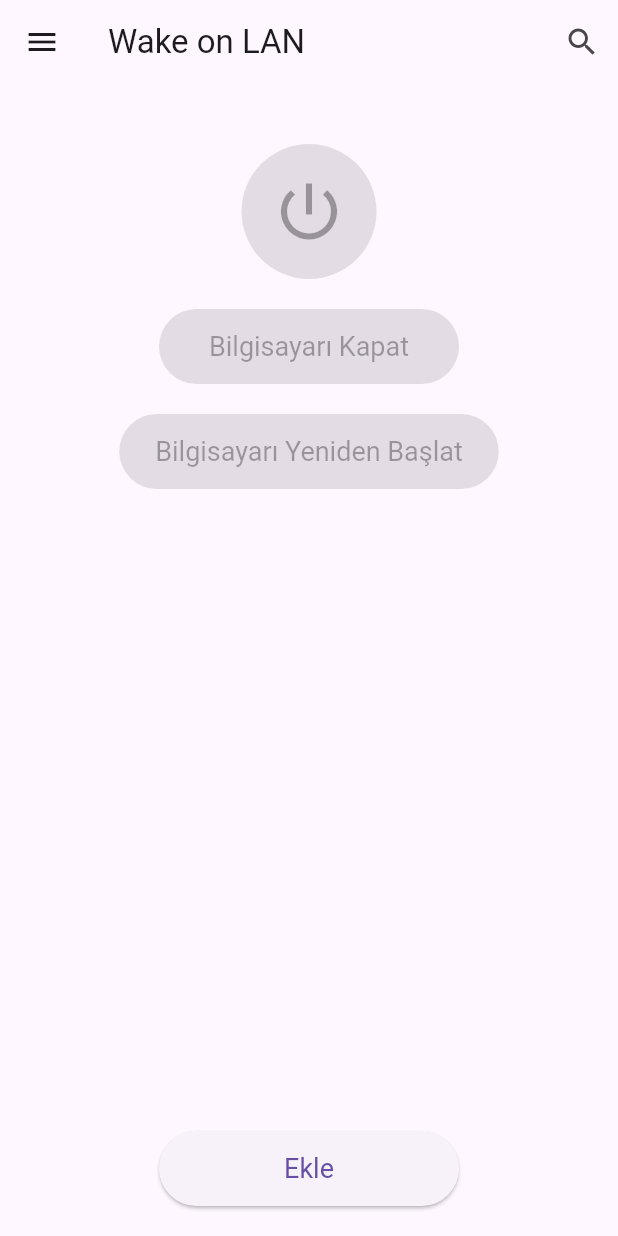
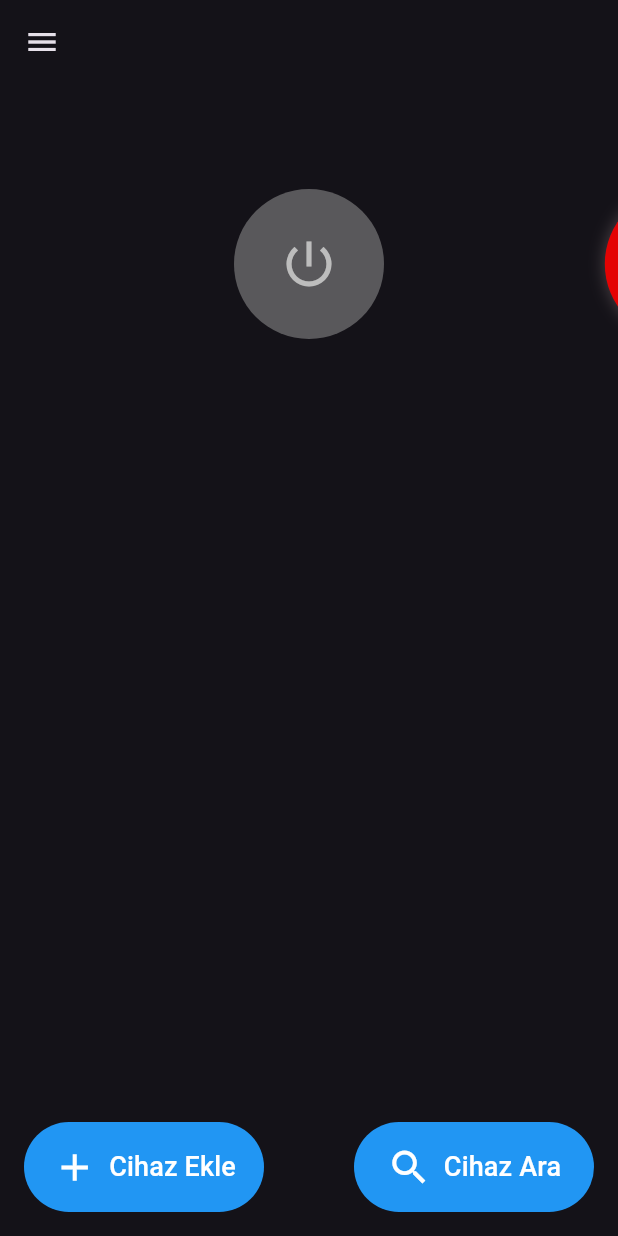
Before and after one commit to Hakanyrl/wake_on, a Flutter app: the screen it shows after launch, on a phone screen of 412 x 824 dp. Run offline on Flutter 3.47's test engine with Material 3 defaults, Android fonts, the phone set to English and light mode, and no system bars; our stand-ins replace shared_preferences.

Commit message:
visual interface update

```diff
--- a/lib/main.dart
+++ b/lib/main.dart
@@ -4,7 +4,6 @@ import 'dart:typed_data';
 import 'dart:convert';
 import 'package:shared_preferences/shared_preferences.dart';
 import 'package:http/http.dart' as http;
-import 'package:vibration/vibration.dart';
 
 void main() {
   runApp(const WakeOnLanApp());
@@ -16,8 +15,9 @@ class WakeOnLanApp extends StatelessWidget {
   @override
   Widget build(BuildContext context) {
     return MaterialApp(
-      title: 'Wake on LAN',
+      title: 'Wake On Lan',
       theme: ThemeData(
+        brightness: Brightness.dark, // Arka planı koyu yapmak için
         primarySwatch: Colors.blue,
       ),
       home: const HomeScreen(),
@@ -84,6 +84,9 @@ class _HomeScreenState extends State<HomeScreen>
   late AnimationController _controller;
   late Animation<double> _animation;
   bool buttonPressed = false;
+  PageController _pageController =
+      PageController(viewportFraction: 0.6); // Daha akıcı kaydırma için
+  int _currentPage = 1; // Ortadaki buton
 
   @override
   void initState() {
@@ -117,7 +120,6 @@ class _HomeScreenState extends State<HomeScreen>
       });
     }
 
-    // Son seçilen cihazı yükleme
     if (selectedDeviceString != null) {
       final Map<String, dynamic> selectedDeviceJson =
           jsonDecode(selectedDeviceString);
@@ -133,7 +135,6 @@ class _HomeScreenState extends State<HomeScreen>
         jsonEncode(devices.map((device) => device.toJson()).toList());
     await prefs.setString('devices', devicesString);
 
-    // Seçilen cihazı kaydetme
     if (selectedDevice != null) {
       final String selectedDeviceString = jsonEncode(selectedDevice!.toJson());
       await prefs.setString('selectedDevice', selectedDeviceString);
@@ -150,26 +151,23 @@ class _HomeScreenState extends State<HomeScreen>
   Future<void> _scanDevices() async {
     const int startRange = 1;
     const int endRange = 254;
-    String subnet = "192.168.1."; // Ağınızdaki subnet
+    String subnet = "192.168.1.";
     List<Future<void>> futures = [];
 
-    // Aynı anda birden fazla isteği paralel olarak yapmak için Future.wait kullanıyoruz
     for (int i = startRange; i <= endRange; i++) {
       String ip = '$subnet$i';
       futures.add(_checkDevice(ip));
     }
 
-    await Future.wait(futures); // Tüm paralel işlemlerin tamamlanmasını bekler
+    await Future.wait(futures);
     _saveDevices();
   }
 
-// Tek bir IP adresini kontrol etmek için kullanılan fonksiyon
   Future<void> _checkDevice(String ip) async {
     try {
-      // Timeout süresini kısa tutarak hızlı bir tarama yapıyoruz
       final response = await http
           .get(Uri.parse('http://$ip:3000/info'))
-          .timeout(const Duration(seconds: 1)); // 1 saniyelik zaman aşımı
+          .timeout(const Duration(seconds: 1));
 
       if (response.statusCode == 200) {
         final deviceData = jsonDecode(response.body);
@@ -187,7 +185,6 @@ class _HomeScreenState extends State<HomeScreen>
         });
       }
     } catch (e) {
-      // Eğer istek başarısız olursa veya zaman aşımına uğrarsa bir şey yapmıyoruz
       print('Cihaz bulunamadı: $ip');
     }
   }
@@ -211,11 +208,6 @@ class _HomeScreenState extends State<HomeScreen>
     List<int> magicPacket = List.filled(6, 0xFF) +
         List.filled(16, macBytes).expand((x) => x).toList();
 
-    print("Magic Packet: $magicPacket");
-    print("MAC Address: $normalizedMac");
-    print("Broadcast Address: $broadcastAddress");
-    print("Port: $port");
-
     try {
       await RawDatagramSocket.bind(InternetAddress.anyIPv4, 0).then((socket) {
         socket.broadcastEnabled = true;
@@ -227,7 +219,6 @@ class _HomeScreenState extends State<HomeScreen>
         );
 
         socket.close();
-        print("Wake on LAN paketi başarıyla gönderildi!");
       }).catchError((error) {
         print("UDP paket gönderim hatası: ${error.toString()}");
       });
@@ -281,13 +272,8 @@ class _HomeScreenState extends State<HomeScreen>
   Widget build(BuildContext context) {
     return Scaffold(
       appBar: AppBar(
-        title: const Text('Wake on LAN'),
-        actions: [
-          IconButton(
-            icon: const Icon(Icons.search),
-            onPressed: _scanDevices, // "Cihaz Ara" butonu
-          ),
-        ],
+        title: const Text(''), // Başlık boş bırakıldı
+        centerTitle: false, // Başlığı ortaya hizalayabilirsiniz (isteğe bağlı)
       ),
       drawer: Drawer(
         child: Column(
@@ -350,17 +336,23 @@ class _HomeScreenState extends State<HomeScreen>
             Padding(
               padding: const EdgeInsets.all(16.0),
               child: Text(
-                'Uygulama Sürümü: 1.0.1',
+                'Uygulama Sürümü: 0.1.1',
                 style: TextStyle(color: Colors.grey[600]),
               ),
             ),
           ],
         ),
       ),
-      body: Center(
+      body: Column(
+        mainAxisAlignment: MainAxisAlignment.spaceBetween,
+        children: [
+          // Üst kısım: Seçili cihaz ve diğer içerikler
+          Expanded(
+            child: SingleChildScrollView(
               child: Column(
-          mainAxisAlignment: MainAxisAlignment.center,
+                mainAxisAlignment: MainAxisAlignment.start,
                 children: [
+                  const SizedBox(height: 30),
                   if (selectedDevice != null)
                     Column(
                       children: [
@@ -373,7 +365,8 @@ class _HomeScreenState extends State<HomeScreen>
                           padding: const EdgeInsets.all(10),
                           decoration: BoxDecoration(
                             borderRadius: BorderRadius.circular(10),
-                      color: Color(selectedDevice!.colorValue).withOpacity(0.2),
+                            color: Color(selectedDevice!.colorValue)
+                                .withOpacity(0.2),
                           ),
                           child: Column(
                             children: [
@@ -396,71 +389,42 @@ class _HomeScreenState extends State<HomeScreen>
                       ],
                     ),
                   const SizedBox(height: 40),
-            AnimatedBuilder(
-              animation: _animation,
-              builder: (context, child) {
-                return Transform.scale(
-                  scale: _animation.value * 0.1 + 1.0,
-                  child: ElevatedButton(
-                    onPressed: selectedDevice == null || isSending
-                        ? null
-                        : () {
-                            _sendWakeOnLan(
-                              selectedDevice!.mac,
-                              selectedDevice!.ip,
-                              int.parse(selectedDevice!.port),
-                            );
+                  SizedBox(
+                    height: 100,
+                    child: PageView.builder(
+                      controller: _pageController,
+                      itemCount: 3,
+                      onPageChanged: (int index) {
+                        setState(() {
+                          _currentPage = index;
+                        });
                       },
-                    child: Icon(
-                      buttonPressed ? Icons.check : Icons.power_settings_new,
-                      size: 50,
-                    ),
-                    style: ElevatedButton.styleFrom(
-                      padding: const EdgeInsets.all(20),
-                      shape: const CircleBorder(),
-                    ),
-                  ),
+                      itemBuilder: (context, index) {
+                        bool isActive = index == _currentPage;
+                        return CircularButton(
+                          icon: getIconForIndex(index),
+                          isActive: isActive,
+                          onPressed:
+                              isActive ? () => _onButtonPressed(index) : null,
                         );
                       },
                     ),
-            const SizedBox(height: 20),
-
-            // Bilgisayarı kapatma butonu
-            ElevatedButton(
-              onPressed: selectedDevice == null
-                  ? null
-                  : () {
-                      _shutdownComputer(selectedDevice!.ping);
-                    },
-              style: ElevatedButton.styleFrom(
-                minimumSize: const Size(200, 50),
-                textStyle: const TextStyle(fontSize: 18),
                   ),
-              child: const Text('Bilgisayarı Kapat'),
+                ],
               ),
-            const SizedBox(height: 20),
-
-            // Bilgisayarı yeniden başlatma butonu
-            ElevatedButton(
-              onPressed: selectedDevice == null
-                  ? null
-                  : () {
-                      _restartComputer(selectedDevice!.ping);
-                    },
-              style: ElevatedButton.styleFrom(
-                minimumSize: const Size(200, 50),
-                textStyle: const TextStyle(fontSize: 18),
             ),
-              child: const Text('Bilgisayarı Yeniden Başlat'),
           ),
-            Expanded(child: Container()),
+          // Alt kısım: Butonlar
           Padding(
-              padding: const EdgeInsets.only(bottom: 20),
-              child: ElevatedButton(
-                style: ElevatedButton.styleFrom(
-                  minimumSize: const Size(200, 50),
-                  textStyle: const TextStyle(fontSize: 18),
-                ),
+            padding:
+                const EdgeInsets.only(bottom: 16.0, left: 16.0, right: 16.0),
+            child: Row(
+              mainAxisAlignment: MainAxisAlignment.spaceBetween,
+              children: [
+                // Sol aşağıdaki "Cihaz Ekle" butonu
+                SizedBox(
+                  width: 160,
+                  child: TextButton.icon(
                     onPressed: () async {
                       final result = await Navigator.push(
                         context,
@@ -474,10 +438,119 @@ class _HomeScreenState extends State<HomeScreen>
                         _saveDevices();
                       }
                     },
-                child: const Text('Ekle'),
+                    icon: const Icon(Icons.add, size: 30),
+                    label: const Text(
+                      "Cihaz Ekle",
+                      style: TextStyle(fontSize: 18),
+                    ),
+                    style: TextButton.styleFrom(
+                      foregroundColor: Colors.white,
+                      backgroundColor: Colors.blue,
+                      padding: const EdgeInsets.symmetric(vertical: 15),
+                    ),
+                  ),
+                ),
+                // Sağ aşağıdaki "Cihaz Ara" butonu
+                SizedBox(
+                  width: 160,
+                  child: TextButton.icon(
+                    onPressed: _scanDevices,
+                    icon: const Icon(Icons.search_sharp, size: 30),
+                    label: const Text(
+                      "Cihaz Ara",
+                      style: TextStyle(fontSize: 18),
+                    ),
+                    style: TextButton.styleFrom(
+                      foregroundColor: Colors.white,
+                      backgroundColor: Colors.blue,
+                      padding: const EdgeInsets.symmetric(vertical: 15),
+                    ),
                   ),
                 ),
               ],
+            ),
+          ),
+        ],
+      ),
+    );
+  }
+
+  IconData getIconForIndex(int index) {
+    switch (index) {
+      case 0:
+        return Icons.power_settings_new;
+      case 1:
+        return Icons.restart_alt;
+      case 2:
+        return Icons.power_off;
+      default:
+        return Icons.help;
+    }
+  }
+
+  void _onButtonPressed(int index) {
+    if (selectedDevice == null) {
+      print("Lütfen önce bir cihaz seçin.");
+      return;
+    }
+
+    switch (index) {
+      case 0:
+        print('Wake on LAN butonu tıklandı');
+        _sendWakeOnLan(selectedDevice!.mac, selectedDevice!.ip,
+            int.parse(selectedDevice!.port));
+
+        break;
+      case 1:
+        print('Yeniden Başlat butonu tıklandı');
+        _restartComputer(selectedDevice!.ping);
+        break;
+      case 2:
+        print('Kapat butonu tıklandı');
+        _shutdownComputer(selectedDevice!.ping);
+        break;
+    }
+  }
+}
+
+class CircularButton extends StatelessWidget {
+  final IconData icon;
+  final bool isActive;
+  final VoidCallback? onPressed;
+
+  const CircularButton({
+    super.key,
+    required this.icon,
+    required this.isActive,
+    this.onPressed,
+  });
+
+  @override
+  Widget build(BuildContext context) {
+    return GestureDetector(
+      onTap: onPressed,
+      child: AnimatedContainer(
+        duration: const Duration(milliseconds: 300),
+        width: isActive ? 80 : 70, // Seçildiğinde biraz büyütülmüş boyut
+        height: isActive ? 80 : 70,
+        decoration: BoxDecoration(
+          shape: BoxShape.circle,
+          color: isActive
+              ? const Color.fromARGB(255, 228, 3, 3)
+              : Colors.grey.withOpacity(0.5),
+          boxShadow: isActive
+              ? [
+                  BoxShadow(
+                      color: const Color.fromARGB(66, 202, 177, 177),
+                      blurRadius: 8,
+                      spreadRadius: 1)
+                ]
+              : [], // Aktif olan buton gölgeli olacak
+        ),
+        child: Icon(
+          icon,
+          size: 40, // İkonun boyutu sabit kalacak
+          color: isActive ? Colors.white : Colors.grey[400],
         ),
       ),
     );
@@ -510,7 +583,7 @@ class _AddDeviceScreenState extends State<AddDeviceScreen> {
     Colors.cyan.value,
   ];
 
-  int selectedColorValue = Colors.blue.value; // Varsayılan renk
+  int selectedColorValue = Colors.blue.value;
 
   @override
   void initState() {
@@ -532,9 +605,12 @@ class _AddDeviceScreenState extends State<AddDeviceScreen> {
       appBar: AppBar(
         title: Text(widget.device == null ? 'Cihaz Ekle' : 'Cihazı Düzenle'),
       ),
-      body: Padding(
+      body: Column(
+        children: [
+          Expanded(
+            child: SingleChildScrollView(
               padding: const EdgeInsets.all(16.0),
-        child: ListView(
+              child: Column(
                 children: <Widget>[
                   TextField(
                     controller: nameController,
@@ -594,8 +670,13 @@ class _AddDeviceScreenState extends State<AddDeviceScreen> {
                       });
                     },
                   ),
-            const SizedBox(height: 20),
-            ElevatedButton(
+                ],
+              ),
+            ),
+          ),
+          Padding(
+            padding: const EdgeInsets.all(16.0),
+            child: ElevatedButton(
               onPressed: () {
                 if (nameController.text.isNotEmpty &&
                     macController.text.isNotEmpty &&
@@ -613,10 +694,14 @@ class _AddDeviceScreenState extends State<AddDeviceScreen> {
                   Navigator.pop(context, newDevice);
                 }
               },
+              style: ElevatedButton.styleFrom(
+                minimumSize: const Size(200, 50),
+                textStyle: const TextStyle(fontSize: 18),
+              ),
               child: const Text('Kaydet'),
             ),
+          ),
         ],
-        ),
       ),
     );
   }
--- /dev/null
+++ b/lib/models/device.dart
@@ -0,0 +1,43 @@
+class Device {
+  String name;
+  String mac;
+  String ip;
+  String ping;
+  String port;
+  int colorValue;
+  bool isSelected;
+
+  Device({
+    required this.name,
+    required this.mac,
+    required this.ip,
+    required this.ping,
+    required this.port,
+    required this.colorValue,
+    this.isSelected = false,
+  });
+
+  Map<String, dynamic> toJson() {
+    return {
+      'name': name,
+      'mac': mac,
+      'ip': ip,
+      'ping': ping,
+      'port': port,
+      'color': colorValue,
+      'isSelected': isSelected,
+    };
+  }
+
+  static Device fromJson(Map<String, dynamic> json) {
+    return Device(
+      name: json['name'],
+      mac: json['mac'],
+      ip: json['ip'],
+      ping: json['ping'],
+      port: json['port'],
+      colorValue: json['color'],
+      isSelected: json['isSelected'] ?? false,
+    );
+  }
+}
--- /dev/null
+++ b/lib/screens/home_screen.dart
@@ -0,0 +1,37 @@
+import 'package:flutter/material.dart';
+import '../models/device.dart';
+import '../services/device_service.dart';
+import 'add_device_screen.dart';
+
+class HomeScreen extends StatefulWidget {
+  const HomeScreen({super.key});
+
+  @override
+  _HomeScreenState createState() => _HomeScreenState();
+}
+
+class _HomeScreenState extends State<HomeScreen> {
+  List<Device> devices = [];
+  Device? selectedDevice;
+  bool isSending = false;
+  late DeviceService deviceService;
+
+  @override
+  void initState() {
+    super.initState();
+    deviceService = DeviceService();
+    _loadDevices();
+  }
+
+  Future<void> _loadDevices() async {
+    devices = await deviceService.loadDevices();
+    setState(() {});
+  }
+
+  @override
+  Widget build(BuildContext context) {
+    return Scaffold(
+        // Mevcut HomeScreen yapınızı buraya taşıyın
+        );
+  }
+}
```
Also changed, not shown: lib/screens/add_device_screen.dart (added, +38 -0 lines), lib/services/device_service.dart (added, +87 -0 lines). Lines whose indentation alone changed are shown as unchanged.
